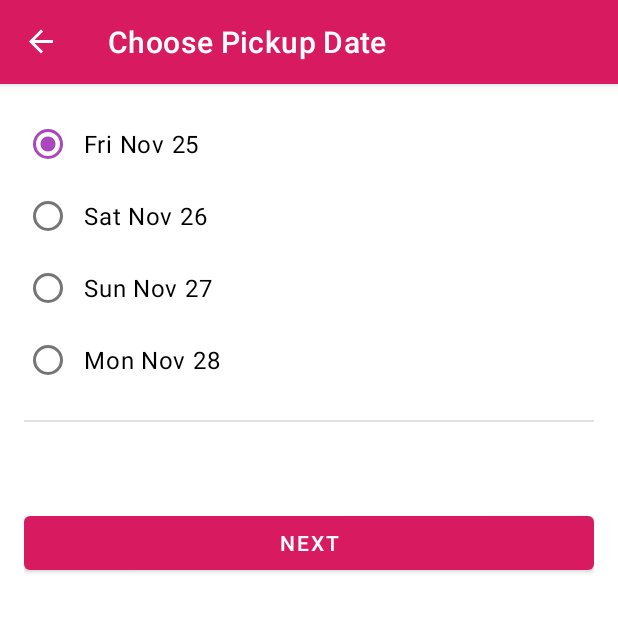
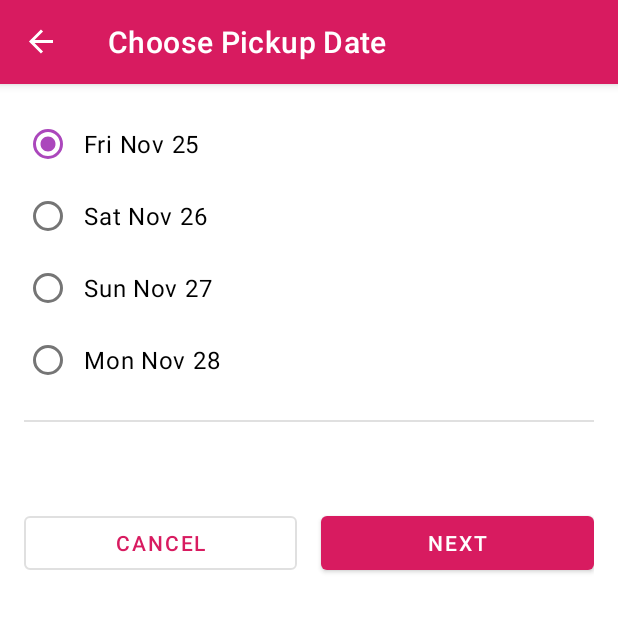
Before and after one commit to Freya0119/Cup_Cake, an Android app: the PickupFragment screen opened through its navigation route, on a phone screen of 412 x 824 dp, the top half of it. Run offline under Robolectric (Android 15) with nearby library versions, the phone set to English and light mode, and no system bars; our stand-ins replace data binding, navigation-ui; 2 statements that could not run were skipped.

```diff
--- a/android-basics-kotlin-cupcake-app-starter/app/src/main/java/com/example/cupcake/FlavorFragment.kt
+++ b/android-basics-kotlin-cupcake-app-starter/app/src/main/java/com/example/cupcake/FlavorFragment.kt
@@ -74,8 +74,8 @@ class FlavorFragment : Fragment() {
         binding = null
     }
 
-    override fun onCreate(savedInstanceState: Bundle?) {
-        super.onCreate(savedInstanceState)
-        Log.d("FOR_TEST", "FlavorFragment onCreate")
+    fun cancelOrder() {
+        sharedViewModel.resetOrder()
+        findNavController().navigate(R.id.action_flavorFragment_to_startFragment)
     }
 }
--- a/android-basics-kotlin-cupcake-app-starter/app/src/main/java/com/example/cupcake/PickupFragment.kt
+++ b/android-basics-kotlin-cupcake-app-starter/app/src/main/java/com/example/cupcake/PickupFragment.kt
@@ -72,4 +72,9 @@ class PickupFragment : Fragment() {
         super.onDestroyView()
         binding = null
     }
+
+    fun cancelOrder() {
+        sharedViewModel.resetOrder()
+        findNavController().navigate(R.id.action_pickupFragment_to_startFragment)
+    }
 }
--- a/android-basics-kotlin-cupcake-app-starter/app/src/main/java/com/example/cupcake/model/OrderViewModel.kt
+++ b/android-basics-kotlin-cupcake-app-starter/app/src/main/java/com/example/cupcake/model/OrderViewModel.kt
@@ -61,7 +61,7 @@ class OrderViewModel : ViewModel() {
         return options
     }
 
-    private fun resetOrder() {
+    fun resetOrder() {
         _quantity.value = 0
         _flavor.value = ""
         _date.value = dateOptions[0]
--- a/android-basics-kotlin-cupcake-app-starter/app/src/main/res/layout/fragment_flavor.xml
+++ b/android-basics-kotlin-cupcake-app-starter/app/src/main/res/layout/fragment_flavor.xml
@@ -114,6 +114,7 @@
                 android:layout_width="0dp"
                 android:layout_height="wrap_content"
                 android:layout_marginEnd="@dimen/side_margin"
+                android:onClick="@{()->flavorFragment.cancelOrder()}"
                 android:text="@string/cancel"
                 app:layout_constraintEnd_toStartOf="@+id/next_button"
                 app:layout_constraintStart_toStartOf="parent"
--- a/android-basics-kotlin-cupcake-app-starter/app/src/main/res/layout/fragment_pickup.xml
+++ b/android-basics-kotlin-cupcake-app-starter/app/src/main/res/layout/fragment_pickup.xml
@@ -102,6 +102,18 @@
                 tools:text="@{@string/subtotal_price(viewModel.price)}" />
 
             <Button
+                android:id="@+id/cancel_button"
+                style="?attr/materialButtonOutlinedStyle"
+                android:layout_width="0dp"
+                android:layout_height="wrap_content"
+                android:layout_marginEnd="@dimen/side_margin"
+                android:text="@string/cancel"
+                android:onClick="@{()->pickupFragment.cancelOrder()}"
+                app:layout_constraintEnd_toStartOf="@+id/next_button"
+                app:layout_constraintStart_toStartOf="parent"
+                app:layout_constraintTop_toTopOf="@+id/next_button" />
+
+            <Button
                 android:id="@+id/next_button"
                 android:layout_width="0dp"
                 android:layout_height="wrap_content"
@@ -110,7 +122,7 @@
                 android:text="@string/next"
                 app:layout_constraintBottom_toBottomOf="parent"
                 app:layout_constraintEnd_toEndOf="parent"
-                app:layout_constraintStart_toStartOf="parent"
+                app:layout_constraintStart_toEndOf="@+id/cancel_button"
                 app:layout_constraintTop_toBottomOf="@id/subtotal" />
 
         </androidx.constraintlayout.widget.ConstraintLayout>
--- a/android-basics-kotlin-cupcake-app-starter/app/src/main/res/navigation/nav_graph.xml
+++ b/android-basics-kotlin-cupcake-app-starter/app/src/main/res/navigation/nav_graph.xml
@@ -37,7 +37,9 @@
             app:destination="@id/pickupFragment" />
         <action
             android:id="@+id/action_flavorFragment_to_startFragment"
-            app:destination="@id/startFragment" />
+            app:destination="@id/startFragment"
+            app:popUpTo="@id/startFragment"
+            app:popUpToInclusive="true" />
     </fragment>
     <fragment
         android:id="@+id/pickupFragment"
@@ -49,7 +51,9 @@
             app:destination="@id/summaryFragment" />
         <action
             android:id="@+id/action_pickupFragment_to_startFragment"
-            app:destination="@id/startFragment" />
+            app:destination="@id/startFragment"
+            app:popUpTo="@id/startFragment"
+            app:popUpToInclusive="true" />
     </fragment>
     <fragment
         android:id="@+id/summaryFragment"
@@ -58,6 +62,8 @@
         tools:layout="@layout/fragment_summary" >
         <action
             android:id="@+id/action_summaryFragment_to_startFragment"
-            app:destination="@id/startFragment" />
+            app:destination="@id/startFragment"
+            app:popUpTo="@id/startFragment"
+            app:popUpToInclusive="true" />
     </fragment>
 </navigation>
--- a/android-basics-kotlin-cupcake-app-starter/app/src/main/res/values/strings.xml
+++ b/android-basics-kotlin-cupcake-app-starter/app/src/main/res/values/strings.xml
@@ -37,6 +37,10 @@
     <string name="subtotal_price">Subtotal %s</string>
     <string name="total_price">Total %s</string>
     <string name="new_cupcake_order">New Cupcake Order</string>
-    <string name="order_details">Quantity: %1$s cupcakes \n Flavor: %2$s \nPickup date: %3$s \n
+    <string name="order_details">Quantity: %1$s \n Flavor: %2$s \nPickup date: %3$s \n
         Total: %4$s \n\n Thank you!</string>
+    <plurals name="cupcakes">
+        <item quantity="one">%d cupcake</item>
+        <item quantity="other">%d cupcakes</item>
+    </plurals>
 </resources>
```
Also changed, not shown: android-basics-kotlin-cupcake-app-starter/app/src/main/java/com/example/cupcake/SummaryFragment.kt (+28 -1 lines), android-basics-kotlin-cupcake-app-starter/app/src/main/res/layout/fragment_summary.xml (+10 -0 lines).
